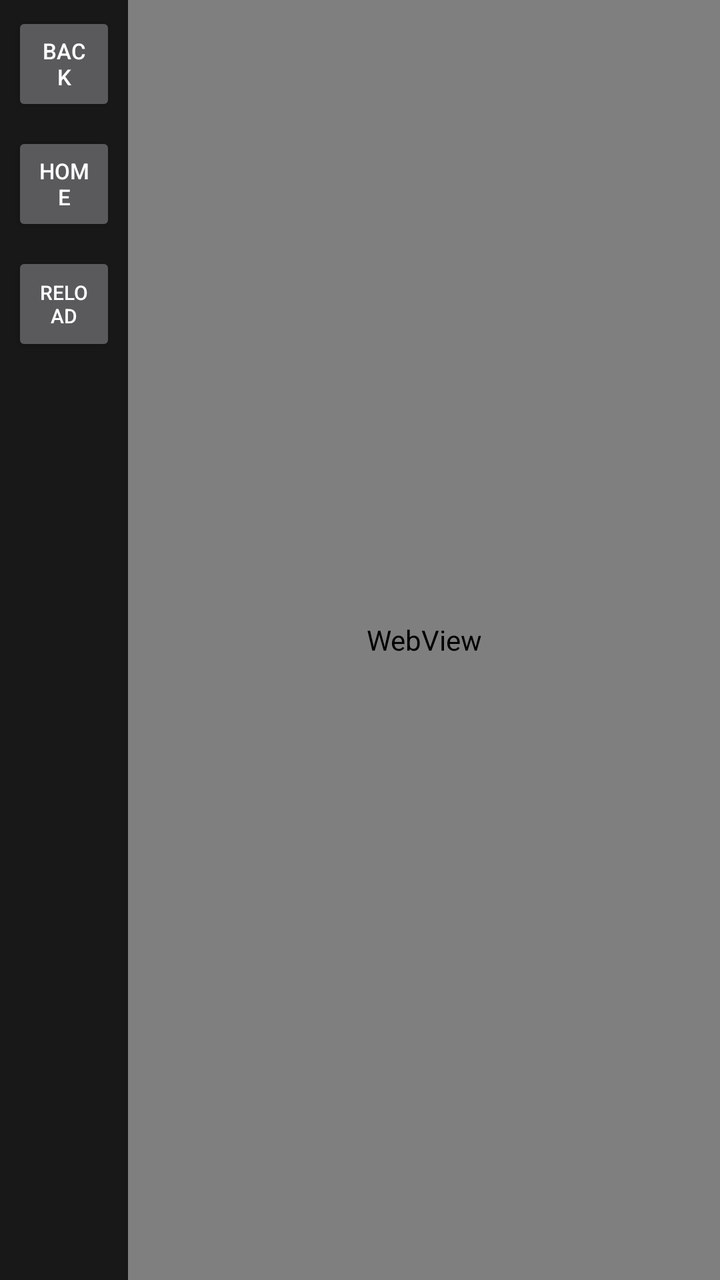
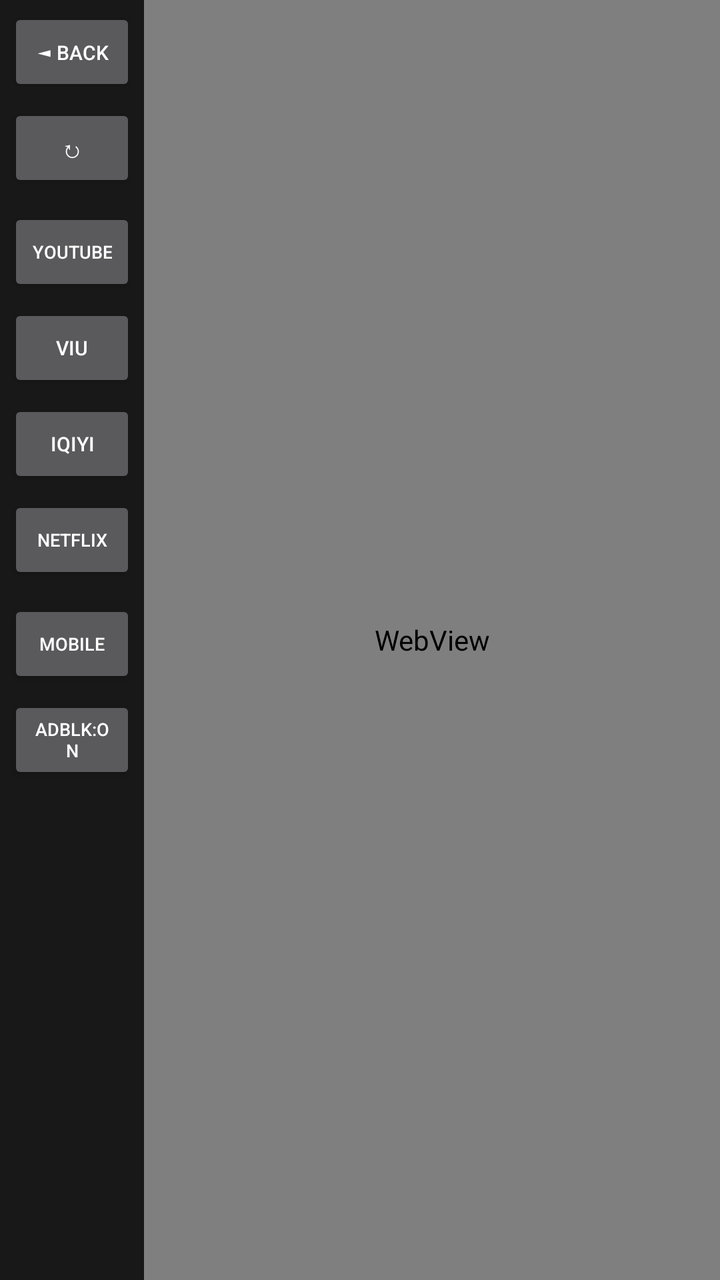

Before-and-after screenshots of an Android layout around one commit, followed by the original layout XML and the change that was made.
<!-- AndroidManifest.xml: application theme Theme.AppCompat.NoActionBar -->
<!-- res/layout/activity_car_webview.xml -->
<?xml version="1.0" encoding="utf-8"?>
<LinearLayout xmlns:android="http://schemas.android.com/apk/res/android"
    android:layout_width="match_parent"
    android:layout_height="match_parent"
    android:orientation="horizontal"
    android:background="#000000">

    <LinearLayout
        android:layout_width="64dp"
        android:layout_height="match_parent"
        android:orientation="vertical"
        android:gravity="center_horizontal"
        android:padding="6dp"
        android:background="#181818">

        <Button
            android:id="@+id/btnBack"
            android:layout_width="match_parent"
            android:layout_height="52dp"
            android:text="Back"
            android:textSize="11sp" />

        <Button
            android:id="@+id/btnHome"
            android:layout_width="match_parent"
            android:layout_height="52dp"
            android:layout_marginTop="8dp"
            android:text="Home"
            android:textSize="11sp" />

        <Button
            android:id="@+id/btnReload"
            android:layout_width="match_parent"
            android:layout_height="52dp"
            android:layout_marginTop="8dp"
            android:text="Reload"
            android:textSize="10sp" />
    </LinearLayout>

    <WebView
        android:id="@+id/carWebView"
        android:layout_width="0dp"
        android:layout_height="match_parent"
        android:layout_weight="1" />

</LinearLayout>
<!-- resources referenced by this layout -->
<resources>

</resources>

<!-- the commit's change to res/layout/activity_car_webview.xml (unified diff, before → after) -->
@@ -5,37 +5,83 @@
     android:orientation="horizontal"
     android:background="#000000">
 
-    <LinearLayout
-        android:layout_width="64dp"
+    <ScrollView
+        android:layout_width="72dp"
         android:layout_height="match_parent"
-        android:orientation="vertical"
-        android:gravity="center_horizontal"
-        android:padding="6dp"
         android:background="#181818">
 
-        <Button
-            android:id="@+id/btnBack"
+        <LinearLayout
             android:layout_width="match_parent"
-            android:layout_height="52dp"
-            android:text="Back"
-            android:textSize="11sp" />
+            android:layout_height="wrap_content"
+            android:orientation="vertical"
+            android:gravity="center_horizontal"
+            android:padding="4dp">
 
-        <Button
-            android:id="@+id/btnHome"
-            android:layout_width="match_parent"
-            android:layout_height="52dp"
-            android:layout_marginTop="8dp"
-            android:text="Home"
-            android:textSize="11sp" />
+            <Button
+                android:id="@+id/btnBack"
+                android:layout_width="match_parent"
+                android:layout_height="44dp"
+                android:text="◄ Back"
+                android:textSize="10sp" />
 
-        <Button
-            android:id="@+id/btnReload"
-            android:layout_width="match_parent"
-            android:layout_height="52dp"
-            android:layout_marginTop="8dp"
-            android:text="Reload"
-            android:textSize="10sp" />
-    </LinearLayout>
+            <Button
+                android:id="@+id/btnReload"
+                android:layout_width="match_parent"
+                android:layout_height="44dp"
+                android:layout_marginTop="4dp"
+                android:text="↻"
+                android:textSize="12sp" />
+
+            <Button
+                android:id="@+id/btnYT"
+                android:layout_width="match_parent"
+                android:layout_height="44dp"
+                android:layout_marginTop="8dp"
+                android:text="YouTube"
+                android:textSize="9sp" />
+
+            <Button
+                android:id="@+id/btnViu"
+                android:layout_width="match_parent"
+                android:layout_height="44dp"
+                android:layout_marginTop="4dp"
+                android:text="Viu"
+                android:textSize="10sp" />
+
+            <Button
+                android:id="@+id/btnIqiyi"
+                android:layout_width="match_parent"
+                android:layout_height="44dp"
+                android:layout_marginTop="4dp"
+                android:text="iQiyi"
+                android:textSize="10sp" />
+
+            <Button
+                android:id="@+id/btnNetflix"
+                android:layout_width="match_parent"
+                android:layout_height="44dp"
+                android:layout_marginTop="4dp"
+                android:text="Netflix"
+                android:textSize="9sp" />
+
+            <Button
+                android:id="@+id/btnMode"
+                android:layout_width="match_parent"
+                android:layout_height="44dp"
+                android:layout_marginTop="8dp"
+                android:text="Mobile"
+                android:textSize="9sp" />
+
+            <Button
+                android:id="@+id/btnAdBlock"
+                android:layout_width="match_parent"
+                android:layout_height="44dp"
+                android:layout_marginTop="4dp"
+                android:text="AdBlk:ON"
+                android:textSize="9sp" />
+
+        </LinearLayout>
+    </ScrollView>
 
     <WebView
         android:id="@+id/carWebView"
